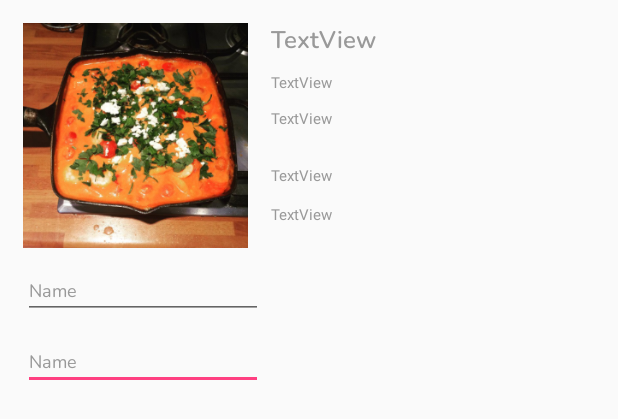
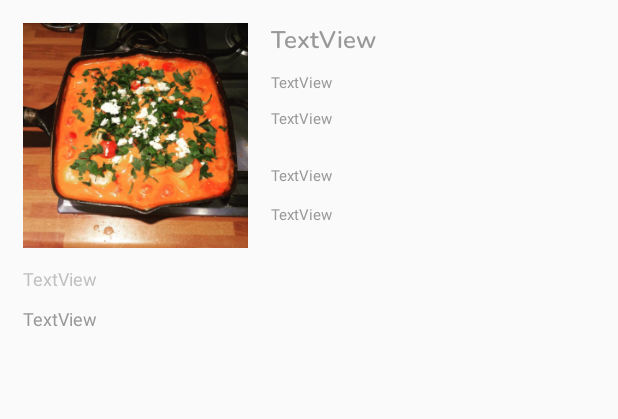
Before and after one commit to BeJust/AndroidMeals, an Android app: the layout list_layout.xml on its own in the app's theme, with its tools: preview values and no code run, on a phone screen of 412 x 824 dp. Shown: the top 419 px of the screen. Run offline under Robolectric (Android 15) with nearby library versions, the phone set to English and light mode, and no system bars.

Commit message:
bugs fixing

```diff
--- a/app/src/main/java/com/example/bejust/androidmeals/MainActivity.java
+++ b/app/src/main/java/com/example/bejust/androidmeals/MainActivity.java
@@ -23,6 +23,7 @@ public class MainActivity extends AppCompatActivity {
     private ImageButton mSearchButton;
     private RecyclerView mResultList;
     private DatabaseReference MealsDatabase;
+    FirebaseRecyclerAdapter<Meal,MealsViewHolder> firebaseRecyclerAdapter;
 
     @Override
     protected void onCreate(Bundle savedInstanceState) {
@@ -37,6 +38,16 @@ public class MainActivity extends AppCompatActivity {
         mResultList.setHasFixedSize(true);
         mResultList.setLayoutManager(new LinearLayoutManager(this));
 
+         firebaseRecyclerAdapter = new FirebaseRecyclerAdapter<Meal, MealsViewHolder>(Meal.class,
+                R.layout.list_layout,MealsViewHolder.class,MealsDatabase) {
+
+            @Override
+            protected void populateViewHolder(MealsViewHolder viewHolder, Meal model, int position) {
+                viewHolder.setDetails(getApplicationContext(),model.getstrMeal(), model.getstrCategory(), model.getstrArea(), model.getstrTags(),model.getstrYoutube(), model.getstrMealThumb(),model.getstrInstructions(),model.getstrIngredient1());
+
+            }
+        };
+        mResultList.setAdapter(firebaseRecyclerAdapter);
         mSearchButton.setOnClickListener(new View.OnClickListener() {
             @Override
             public void onClick(View v) {
@@ -53,8 +64,7 @@ public class MainActivity extends AppCompatActivity {
         Toast.makeText(MainActivity.this,"Started Search", Toast.LENGTH_LONG).show();
 
         Query firebaseSearchQuery = MealsDatabase.orderByChild("strMeal").startAt(searchText).endAt(searchText + "\uf8ff");
-
-        FirebaseRecyclerAdapter<Meal,MealsViewHolder> firebaseRecyclerAdapter = new FirebaseRecyclerAdapter<Meal, MealsViewHolder>(Meal.class,
+        firebaseRecyclerAdapter = new FirebaseRecyclerAdapter<Meal, MealsViewHolder>(Meal.class,
                 R.layout.list_layout,MealsViewHolder.class,firebaseSearchQuery) {
 
             @Override
@@ -64,6 +74,7 @@ public class MainActivity extends AppCompatActivity {
             }
         };
         mResultList.setAdapter(firebaseRecyclerAdapter);
+
     }
 
     public static class MealsViewHolder extends RecyclerView.ViewHolder{
--- a/app/src/main/res/layout/activity_main.xml
+++ b/app/src/main/res/layout/activity_main.xml
@@ -34,7 +34,7 @@
         android:paddingLeft="20dp"
         android:paddingRight="30dp"
         android:paddingTop="10dp"
-        android:text="Search here..."
+        android:hint="Search here..."
         android:textColor="#999999"
         android:textSize="16sp" />
 
--- a/app/src/main/res/layout/list_layout.xml
+++ b/app/src/main/res/layout/list_layout.xml
@@ -31,9 +31,9 @@
         android:id="@+id/mealArea"
         android:layout_width="wrap_content"
         android:layout_height="wrap_content"
+        android:layout_alignEnd="@+id/mealCategory"
         android:layout_alignStart="@+id/mealCategory"
         android:layout_below="@+id/mealCategory"
-        android:layout_marginBottom="10dp"
         android:text="TextView"
         android:textColor="#999999"
         android:textSize="10sp"
@@ -41,10 +41,11 @@
 
     <TextView
         android:id="@+id/mealCategory"
-        android:layout_width="wrap_content"
+        android:layout_width="175dp"
         android:layout_height="wrap_content"
         android:layout_below="@+id/mealName"
         android:layout_marginBottom="10dp"
+        android:layout_marginRight="10dp"
         android:layout_marginStart="15dp"
         android:layout_toEndOf="@+id/mealImage"
         android:text="TextView"
@@ -57,6 +58,7 @@
         android:layout_width="wrap_content"
         android:layout_height="wrap_content"
         android:layout_alignBottom="@+id/mealImage"
+        android:layout_alignEnd="@+id/mealTags"
         android:layout_alignStart="@+id/mealTags"
         android:layout_marginBottom="15dp"
         android:text="TextView"
@@ -69,6 +71,7 @@
         android:layout_width="wrap_content"
         android:layout_height="wrap_content"
         android:layout_above="@+id/mealYoutube"
+        android:layout_alignEnd="@+id/mealArea"
         android:layout_alignStart="@+id/mealArea"
         android:layout_marginBottom="12dp"
         android:text="TextView"
@@ -76,33 +79,30 @@
         android:textSize="10sp"
         tools:fontFamily="@font/nunito" />
 
-    <EditText
+    <TextView
+        android:id="@+id/mealIngredients"
+        android:layout_width="wrap_content"
+        android:layout_height="wrap_content"
+        android:layout_alignEnd="@+id/mealYoutube"
+        android:layout_alignStart="@+id/mealImage"
+        android:layout_below="@+id/mealYoutube"
+        android:layout_marginBottom="10dp"
+        android:layout_marginTop="12dp"
+        android:text="TextView"
+        android:textColor="#99999999"
+        android:textSize="12sp" />
+
+    <TextView
         android:id="@+id/mealInstructions"
         android:layout_width="wrap_content"
         android:layout_height="wrap_content"
+        android:layout_alignEnd="@+id/mealIngredients"
         android:layout_alignStart="@+id/mealIngredients"
         android:layout_below="@+id/mealIngredients"
-        android:layout_marginBottom="20dp"
-        android:layout_marginTop="10dp"
-        android:ems="10"
-        android:fontFamily="@font/nunito"
-        android:inputType="textPersonName"
-        android:text="Name"
+        android:layout_marginBottom="10dp"
+        android:text="TextView"
         android:textColor="#999999"
-        android:textSize="12sp" />
-
-    <EditText
-        android:id="@+id/mealIngredients"
-        android:layout_width="wrap_content"
-        android:layout_height="wrap_content"
-        android:layout_alignStart="@+id/mealImage"
-        android:layout_below="@+id/mealImage"
-        android:layout_marginTop="10dp"
-        android:ems="10"
-        android:fontFamily="@font/nunito"
-        android:inputType="textPersonName"
-        android:text="Name"
-        android:textColor="#999999"
-        android:textSize="12sp" />
+        android:textSize="12sp"
+        android:visibility="visible" />
 
 </RelativeLayout>
```
